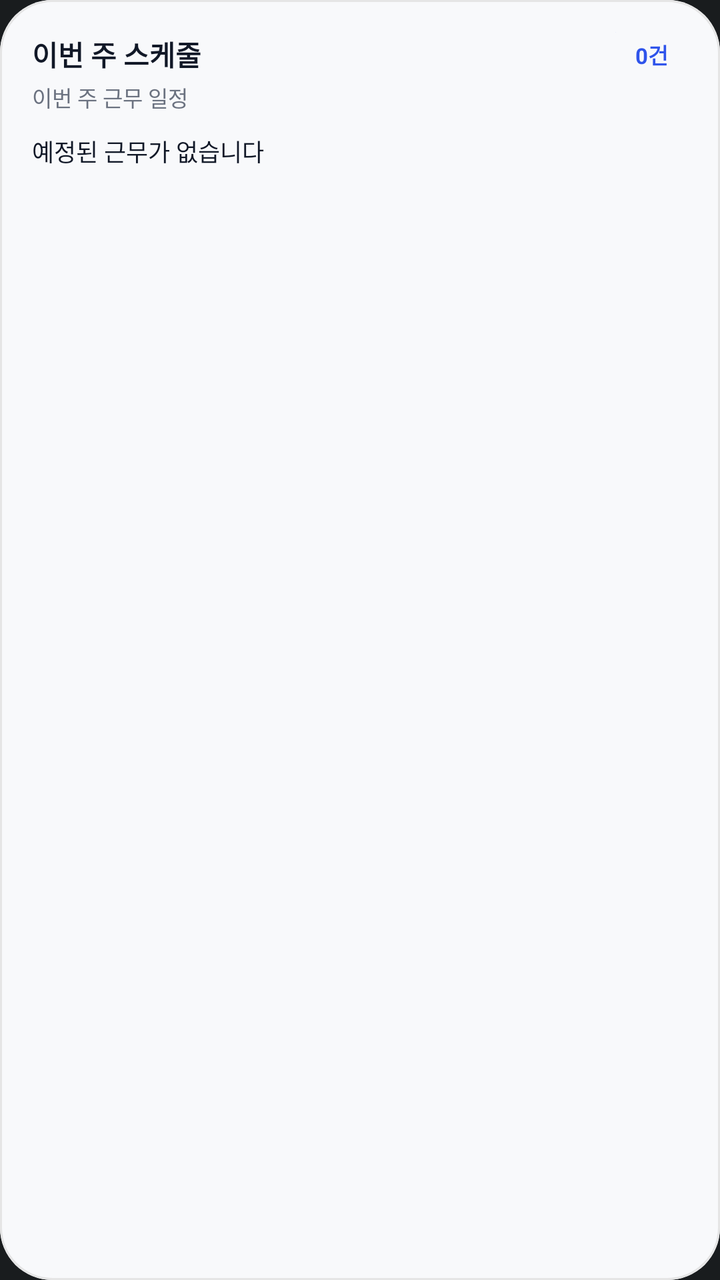
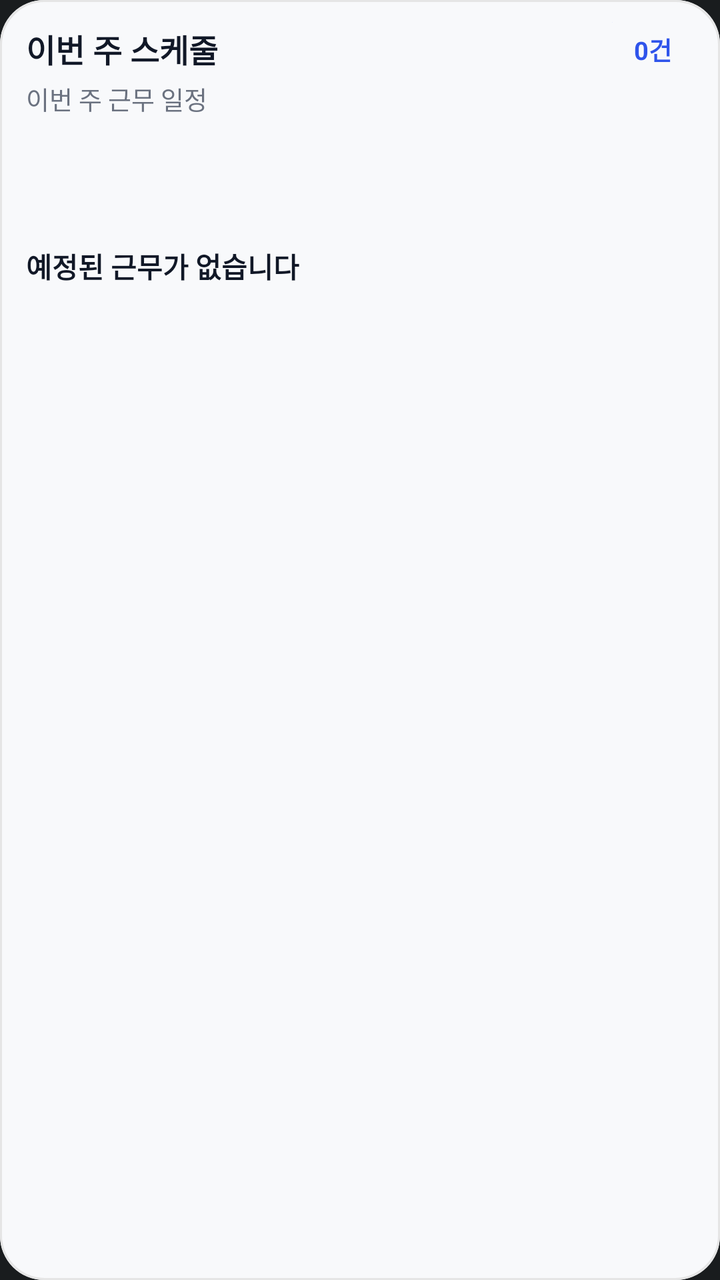

Two renders of the same Android screen: before a commit and after it. Below are the layout's source before the change and the commit's diff.
<!-- AndroidManifest.xml: application theme Theme.AlbaTora -->
<!-- res/layout/widget_weekly_schedule.xml -->
<?xml version="1.0" encoding="utf-8"?>
<FrameLayout xmlns:android="http://schemas.android.com/apk/res/android"
    android:id="@+id/widget_weekly_root"
    android:layout_width="match_parent"
    android:layout_height="match_parent">

    <ImageView
        android:id="@+id/widget_weekly_bg_fill"
        android:layout_width="match_parent"
        android:layout_height="match_parent"
        android:importantForAccessibility="no"
        android:scaleType="fitXY"
        android:src="@drawable/widget_shape_card_base"
        android:tint="@color/widget_bg" />

    <ImageView
        android:id="@+id/widget_weekly_bg_stroke"
        android:layout_width="match_parent"
        android:layout_height="match_parent"
        android:importantForAccessibility="no"
        android:scaleType="fitXY"
        android:src="@drawable/widget_shape_card_stroke"
        android:tint="@color/widget_border" />

    <LinearLayout
        android:layout_width="match_parent"
        android:layout_height="match_parent"
        android:orientation="vertical"
        android:padding="16dp">

        <LinearLayout
            android:layout_width="match_parent"
            android:layout_height="wrap_content"
            android:gravity="center_vertical"
            android:orientation="horizontal">

            <TextView
                android:id="@+id/widget_weekly_title"
                android:layout_width="0dp"
                android:layout_height="wrap_content"
                android:layout_weight="1"
                android:ellipsize="end"
                android:maxLines="1"
                android:text="이번 주 스케줄"
                android:textColor="@color/widget_text_primary"
                android:textSize="14sp"
                android:textStyle="bold" />

            <FrameLayout
                android:layout_width="wrap_content"
                android:layout_height="wrap_content">

                <ImageView
                    android:id="@+id/widget_weekly_badge_bg"
                    android:layout_width="match_parent"
                    android:layout_height="match_parent"
                    android:importantForAccessibility="no"
                    android:scaleType="fitXY"
                    android:src="@drawable/widget_shape_pill_base"
                    android:tint="@color/widget_accent_soft" />

                <TextView
                    android:id="@+id/widget_weekly_badge"
                    android:layout_width="wrap_content"
                    android:layout_height="wrap_content"
                    android:maxLines="1"
                    android:paddingLeft="10dp"
                    android:paddingTop="3dp"
                    android:paddingRight="10dp"
                    android:paddingBottom="3dp"
                    android:text="0건"
                    android:textColor="@color/widget_accent"
                    android:textSize="11sp"
                    android:textStyle="bold" />
            </FrameLayout>
        </LinearLayout>

        <TextView
            android:id="@+id/widget_weekly_range"
            android:layout_width="match_parent"
            android:layout_height="wrap_content"
            android:layout_marginTop="2dp"
            android:layout_marginBottom="8dp"
            android:ellipsize="end"
            android:maxLines="1"
            android:text="이번 주 근무 일정"
            android:textColor="@color/widget_text_secondary"
            android:textSize="11sp" />

        <TextView
            android:id="@+id/widget_weekly_line1"
            android:layout_width="match_parent"
            android:layout_height="wrap_content"
            android:ellipsize="end"
            android:maxLines="1"
            android:paddingTop="2dp"
            android:paddingBottom="2dp"
            android:text="예정된 근무가 없습니다"
            android:textColor="@color/widget_text_primary"
            android:textSize="12sp" />

        <TextView
            android:id="@+id/widget_weekly_line2"
            android:layout_width="match_parent"
            android:layout_height="wrap_content"
            android:ellipsize="end"
            android:maxLines="1"
            android:paddingTop="2dp"
            android:paddingBottom="2dp"
            android:text=""
            android:textColor="@color/widget_text_secondary"
            android:textSize="12sp" />

        <TextView
            android:id="@+id/widget_weekly_line3"
            android:layout_width="match_parent"
            android:layout_height="wrap_content"
            android:ellipsize="end"
            android:maxLines="1"
            android:paddingTop="2dp"
            android:paddingBottom="2dp"
            android:text=""
            android:textColor="@color/widget_text_secondary"
            android:textSize="12sp" />

        <TextView
            android:id="@+id/widget_weekly_line4"
            android:layout_width="match_parent"
            android:layout_height="wrap_content"
            android:ellipsize="end"
            android:maxLines="1"
            android:paddingTop="2dp"
            android:paddingBottom="2dp"
            android:text=""
            android:textColor="@color/widget_text_secondary"
            android:textSize="12sp" />
    </LinearLayout>
</FrameLayout>
<!-- resources referenced by this layout -->
<resources>
  <color name="widget_accent">#2F54EB</color>
  <color name="widget_accent_soft">#1E2F54EB</color>
  <color name="widget_bg">#F8F9FB</color>
  <color name="widget_border">#1A000000</color>
  <color name="widget_text_primary">#111827</color>
  <color name="widget_text_secondary">#6B7280</color>
  <!-- drawable widget_shape_card_base (drawable) -->
  <?xml version="1.0" encoding="utf-8"?>
  <shape xmlns:android="http://schemas.android.com/apk/res/android"
      android:shape="rectangle">
      <solid android:color="#FFFFFFFF" />
      <corners android:radius="26dp" />
  </shape>
  <!-- drawable widget_shape_card_stroke (drawable) -->
  <?xml version="1.0" encoding="utf-8"?>
  <shape xmlns:android="http://schemas.android.com/apk/res/android"
      android:shape="rectangle">
      <solid android:color="#00000000" />
      <stroke
          android:width="1dp"
          android:color="#FFFFFFFF" />
      <corners android:radius="26dp" />
  </shape>
  <!-- drawable widget_shape_pill_base (drawable) -->
  <?xml version="1.0" encoding="utf-8"?>
  <shape xmlns:android="http://schemas.android.com/apk/res/android"
      android:shape="rectangle">
      <solid android:color="#FFFFFFFF" />
      <corners android:radius="999dp" />
  </shape>
  <style name="Theme.AlbaTora" parent="android:Theme.DeviceDefault.NoActionBar">
          <item name="android:statusBarColor">@android:color/transparent</item>
          <item name="android:navigationBarColor">@android:color/transparent</item>
          <item name="android:windowDrawsSystemBarBackgrounds">true</item>
      </style>
</resources>

<!-- the commit's change to res/layout/widget_weekly_schedule.xml (unified diff, before → after) -->
@@ -23,10 +23,14 @@
         android:tint="@color/widget_border" />
 
     <LinearLayout
+        android:id="@+id/widget_weekly_content"
         android:layout_width="match_parent"
         android:layout_height="match_parent"
         android:orientation="vertical"
-        android:padding="16dp">
+        android:paddingLeft="13dp"
+        android:paddingTop="11dp"
+        android:paddingRight="13dp"
+        android:paddingBottom="11dp">
 
         <LinearLayout
             android:layout_width="match_parent"
@@ -43,7 +47,7 @@
                 android:maxLines="1"
                 android:text="이번 주 스케줄"
                 android:textColor="@color/widget_text_primary"
-                android:textSize="14sp"
+                android:textSize="16sp"
                 android:textStyle="bold" />
 
             <FrameLayout
@@ -64,13 +68,13 @@
                     android:layout_width="wrap_content"
                     android:layout_height="wrap_content"
                     android:maxLines="1"
-                    android:paddingLeft="10dp"
-                    android:paddingTop="3dp"
-                    android:paddingRight="10dp"
-                    android:paddingBottom="3dp"
+                    android:paddingLeft="11dp"
+                    android:paddingTop="4dp"
+                    android:paddingRight="11dp"
+                    android:paddingBottom="4dp"
                     android:text="0건"
                     android:textColor="@color/widget_accent"
-                    android:textSize="11sp"
+                    android:textSize="12.5sp"
                     android:textStyle="bold" />
             </FrameLayout>
         </LinearLayout>
@@ -80,59 +84,68 @@
             android:layout_width="match_parent"
             android:layout_height="wrap_content"
             android:layout_marginTop="2dp"
-            android:layout_marginBottom="8dp"
+            android:layout_marginBottom="4dp"
             android:ellipsize="end"
             android:maxLines="1"
             android:text="이번 주 근무 일정"
             android:textColor="@color/widget_text_secondary"
-            android:textSize="11sp" />
+            android:textSize="12.5sp" />
 
-        <TextView
-            android:id="@+id/widget_weekly_line1"
+        <LinearLayout
             android:layout_width="match_parent"
-            android:layout_height="wrap_content"
-            android:ellipsize="end"
-            android:maxLines="1"
-            android:paddingTop="2dp"
-            android:paddingBottom="2dp"
-            android:text="예정된 근무가 없습니다"
-            android:textColor="@color/widget_text_primary"
-            android:textSize="12sp" />
+            android:layout_height="0dp"
+            android:layout_weight="1"
+            android:gravity="center_vertical"
+            android:orientation="vertical">
 
-        <TextView
-            android:id="@+id/widget_weekly_line2"
-            android:layout_width="match_parent"
-            android:layout_height="wrap_content"
-            android:ellipsize="end"
-            android:maxLines="1"
-            android:paddingTop="2dp"
-            android:paddingBottom="2dp"
-            android:text=""
-            android:textColor="@color/widget_text_secondary"
-            android:textSize="12sp" />
+            <TextView
+                android:id="@+id/widget_weekly_line1"
+                android:layout_width="match_parent"
+                android:layout_height="0dp"
+                android:layout_weight="1"
+                android:ellipsize="end"
+                android:gravity="center_vertical"
+                android:maxLines="1"
+                android:text="예정된 근무가 없습니다"
+                android:textColor="@color/widget_text_primary"
+                android:textSize="14sp"
+                android:textStyle="bold" />
 
-        <TextView
-            android:id="@+id/widget_weekly_line3"
-            android:layout_width="match_parent"
-            android:layout_height="wrap_content"
-            android:ellipsize="end"
-            android:maxLines="1"
-            android:paddingTop="2dp"
-            android:paddingBottom="2dp"
-            android:text=""
-            android:textColor="@color/widget_text_secondary"
-            android:textSize="12sp" />
+            <TextView
+                android:id="@+id/widget_weekly_line2"
+                android:layout_width="match_parent"
+                android:layout_height="0dp"
+                android:layout_weight="1"
+                android:ellipsize="end"
+                android:gravity="center_vertical"
+                android:maxLines="1"
+                android:text=""
+                android:textColor="@color/widget_text_secondary"
+                android:textSize="13.5sp" />
 
-        <TextView
-            android:id="@+id/widget_weekly_line4"
-            android:layout_width="match_parent"
-            android:layout_height="wrap_content"
-            android:ellipsize="end"
-            android:maxLines="1"
-            android:paddingTop="2dp"
-            android:paddingBottom="2dp"
-            android:text=""
-            android:textColor="@color/widget_text_secondary"
-            android:textSize="12sp" />
+            <TextView
+                android:id="@+id/widget_weekly_line3"
+                android:layout_width="match_parent"
+                android:layout_height="0dp"
+                android:layout_weight="1"
+                android:ellipsize="end"
+                android:gravity="center_vertical"
+                android:maxLines="1"
+                android:text=""
+                android:textColor="@color/widget_text_secondary"
+                android:textSize="13.5sp" />
+
+            <TextView
+                android:id="@+id/widget_weekly_line4"
+                android:layout_width="match_parent"
+                android:layout_height="0dp"
+                android:layout_weight="1"
+                android:ellipsize="end"
+                android:gravity="center_vertical"
+                android:maxLines="1"
+                android:text=""
+                android:textColor="@color/widget_text_secondary"
+                android:textSize="13.5sp" />
+        </LinearLayout>
     </LinearLayout>
 </FrameLayout>
<!-- resource entries referenced after the edit -->
@@ -11,7 +11,7 @@
   <shape xmlns:android="http://schemas.android.com/apk/res/android"
       android:shape="rectangle">
       <solid android:color="#FFFFFFFF" />
-      <corners android:radius="26dp" />
+      <corners android:radius="22dp" />
   </shape>
   <!-- drawable widget_shape_card_stroke (drawable) -->
   <?xml version="1.0" encoding="utf-8"?>
@@ -21,7 +21,7 @@
       <stroke
           android:width="1dp"
           android:color="#FFFFFFFF" />
-      <corners android:radius="26dp" />
+      <corners android:radius="22dp" />
   </shape>
   <!-- drawable widget_shape_pill_base (drawable) -->
   <?xml version="1.0" encoding="utf-8"?>
